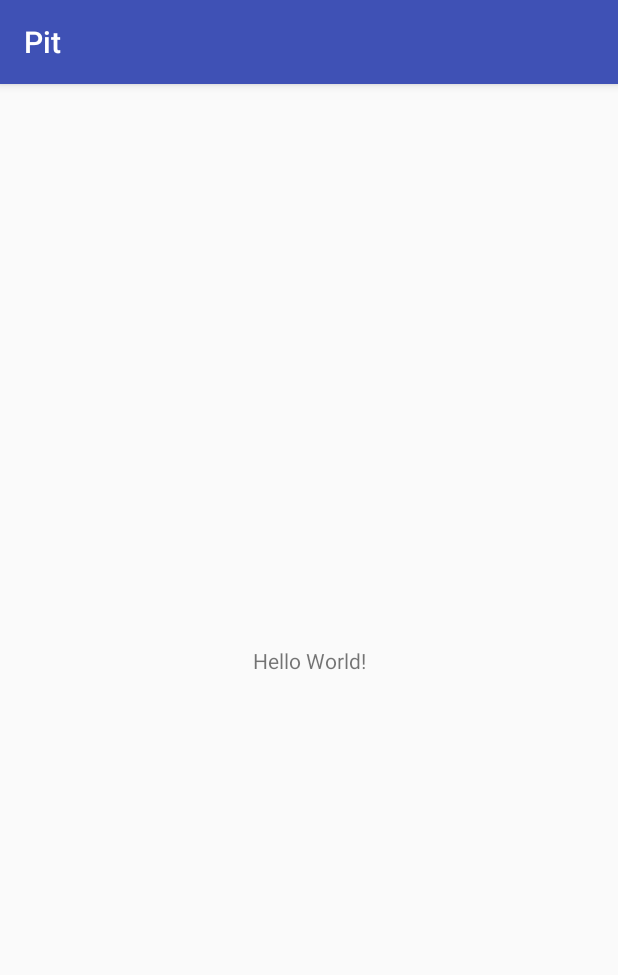
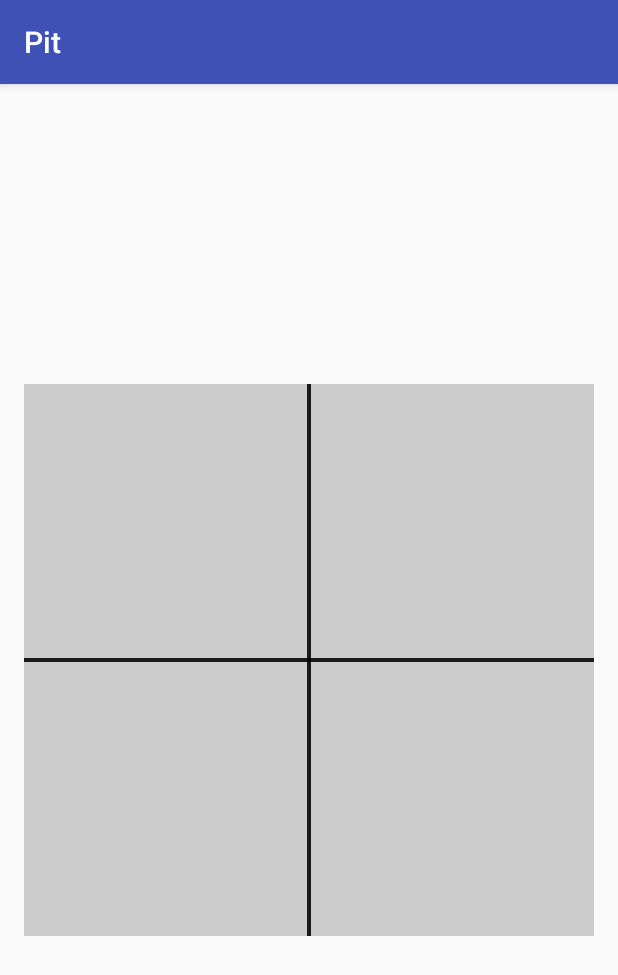
Before and after one commit to osibo00/Pit, an Android app: the screen it shows after launch (MainActivity), on a phone screen of 412 x 824 dp. Shown: the top 975 px of the screen. Run offline under Robolectric (Android 15) with nearby library versions, the phone set to English and light mode, and no system bars.

```diff
--- /dev/null
+++ b/app/src/main/java/productions/darthplagueis/pit/view/PitView.java
@@ -0,0 +1,119 @@
+package productions.darthplagueis.pit.view;
+
+import android.content.Context;
+import android.content.res.TypedArray;
+import android.graphics.Canvas;
+import android.graphics.Color;
+import android.graphics.Paint;
+import android.support.annotation.Nullable;
+import android.support.v4.content.ContextCompat;
+import android.util.AttributeSet;
+import android.view.View;
+
+import productions.darthplagueis.pit.R;
+
+public class PitView extends View {
+
+    private Paint axes, line, point;
+    private int axesColor, lineColor, pointColor;
+
+    public PitView(Context context) {
+        super(context);
+        init(context, null);
+    }
+
+    public PitView(Context context, @Nullable AttributeSet attrs) {
+        super(context, attrs);
+        init(context, attrs);
+    }
+
+    @Override
+    protected void onMeasure(int widthMeasureSpec, int heightMeasureSpec) {
+        super.onMeasure(widthMeasureSpec, heightMeasureSpec);
+
+        setMeasuredDimension(widthMeasureSpec, heightMeasureSpec);
+    }
+
+    @Override
+    protected void onDraw(Canvas canvas) {
+        super.onDraw(canvas);
+
+        setUpPitGraph(canvas);
+    }
+
+    private void init(Context context, @Nullable AttributeSet attrs) {
+        if (attrs != null) {
+            final TypedArray attributes = context.obtainStyledAttributes(
+                    attrs,
+                    R.styleable.PitView
+            );
+
+            axesColor = attributes.getColor(R.styleable.PitView_axesColor, Color.BLACK);
+            lineColor = attributes.getColor(
+                    R.styleable.PitView_lineColor,
+                    ContextCompat.getColor(context, R.color.colorPrimary)
+            );
+            pointColor = attributes.getColor(
+                    R.styleable.PitView_pointColor,
+                    ContextCompat.getColor(context, R.color.colorAccent)
+            );
+
+            attributes.recycle();
+        } else {
+            axesColor = Color.BLACK;
+            lineColor = ContextCompat.getColor(context, R.color.colorPrimary);
+            pointColor = ContextCompat.getColor(context, R.color.colorAccent);
+        }
+
+        axes = new Paint(Paint.ANTI_ALIAS_FLAG);
+        axes.setColor(axesColor);
+        axes.setStyle(Paint.Style.STROKE);
+        axes.setStrokeWidth(4);
+
+        line = new Paint(Paint.ANTI_ALIAS_FLAG);
+        line.setColor(lineColor);
+        line.setStrokeWidth(8);
+
+        point = new Paint(Paint.ANTI_ALIAS_FLAG);
+        point.setColor(pointColor);
+        point.setStyle(Paint.Style.FILL);
+    }
+
+    private void setUpPitGraph(Canvas canvas) {
+        int width = canvas.getWidth();
+        int height = canvas.getHeight();
+        int centerWidth = canvas.getWidth() / 2;
+        int centerHeight = canvas.getHeight() / 2;
+
+        canvas.drawColor(Color.LTGRAY);
+        canvas.drawLine(centerWidth, 0, centerWidth, height, axes);
+        canvas.drawLine(0, centerHeight, width, centerHeight, axes);
+    }
+
+    public int getAxesColor() {
+        return axesColor;
+    }
+
+    public void setAxesColor(int axesColor) {
+        this.axesColor = axesColor;
+        invalidate();
+    }
+
+    public int getLineColor() {
+        return lineColor;
+    }
+
+    public void setLineColor(int lineColor) {
+        this.lineColor = lineColor;
+        invalidate();
+    }
+
+    public int getPointColor() {
+        return pointColor;
+    }
+
+    public void setPointColor(int pointColor) {
+        this.pointColor = pointColor;
+        invalidate();
+    }
+}
--- a/app/src/main/res/layout/activity_main.xml
+++ b/app/src/main/res/layout/activity_main.xml
@@ -4,15 +4,18 @@
     xmlns:tools="http://schemas.android.com/tools"
     android:layout_width="match_parent"
     android:layout_height="match_parent"
+    android:padding="@dimen/activity_padding"
     tools:context=".MainActivity">
 
-    <TextView
-        android:layout_width="wrap_content"
-        android:layout_height="wrap_content"
-        android:text="Hello World!"
+    <productions.darthplagueis.pit.view.PitView
+        android:id="@+id/pitView"
+        android:layout_width="0dp"
+        android:layout_height="0dp"
+        app:axesColor="@color/blackHighEmphasis"
         app:layout_constraintBottom_toBottomOf="parent"
-        app:layout_constraintLeft_toLeftOf="parent"
-        app:layout_constraintRight_toRightOf="parent"
+        app:layout_constraintEnd_toEndOf="parent"
+        app:layout_constraintHeight_percent="0.5"
+        app:layout_constraintStart_toStartOf="parent"
         app:layout_constraintTop_toTopOf="parent" />
 
 </android.support.constraint.ConstraintLayout>
--- a/app/src/main/res/values/colors.xml
+++ b/app/src/main/res/values/colors.xml
@@ -3,4 +3,6 @@
     <color name="colorPrimary">#3F51B5</color>
     <color name="colorPrimaryDark">#303F9F</color>
     <color name="colorAccent">#FF4081</color>
+
+    <color name="blackHighEmphasis">#de000000</color>
 </resources>
--- /dev/null
+++ b/app/src/main/res/values/dimens.xml
@@ -0,0 +1,4 @@
+<?xml version="1.0" encoding="utf-8"?>
+<resources>
+    <dimen name="activity_padding">16dp</dimen>
+</resources>
```
Also changed, not shown: app/src/main/res/values/attrs.xml (added, +8 -0 lines).
